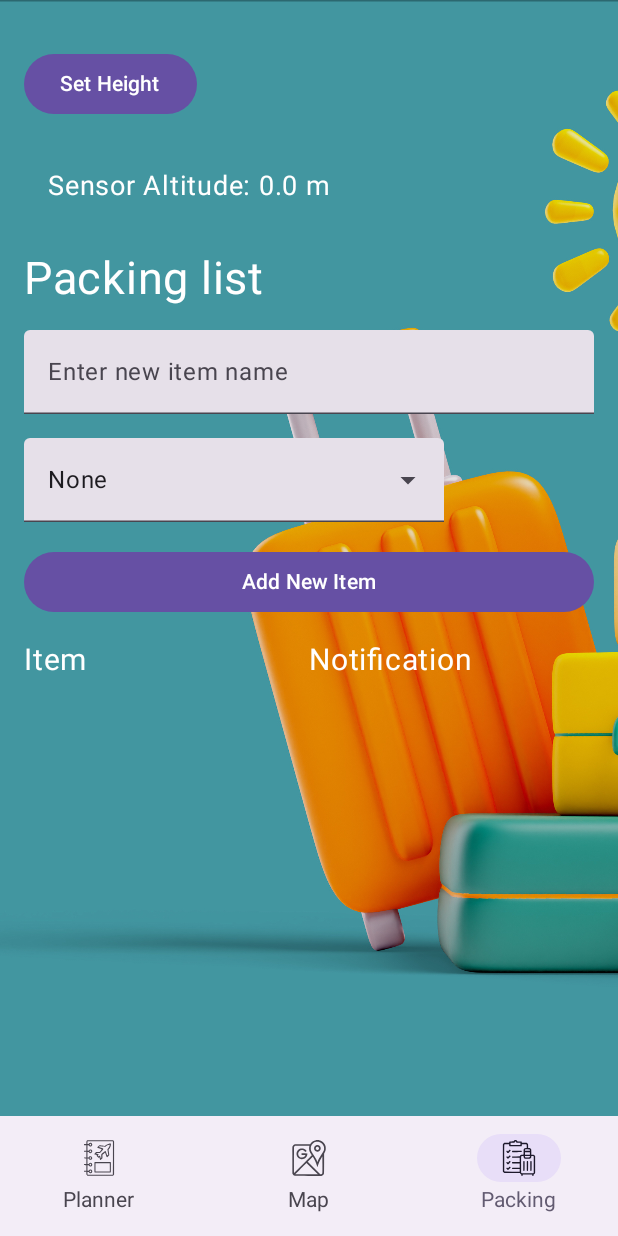
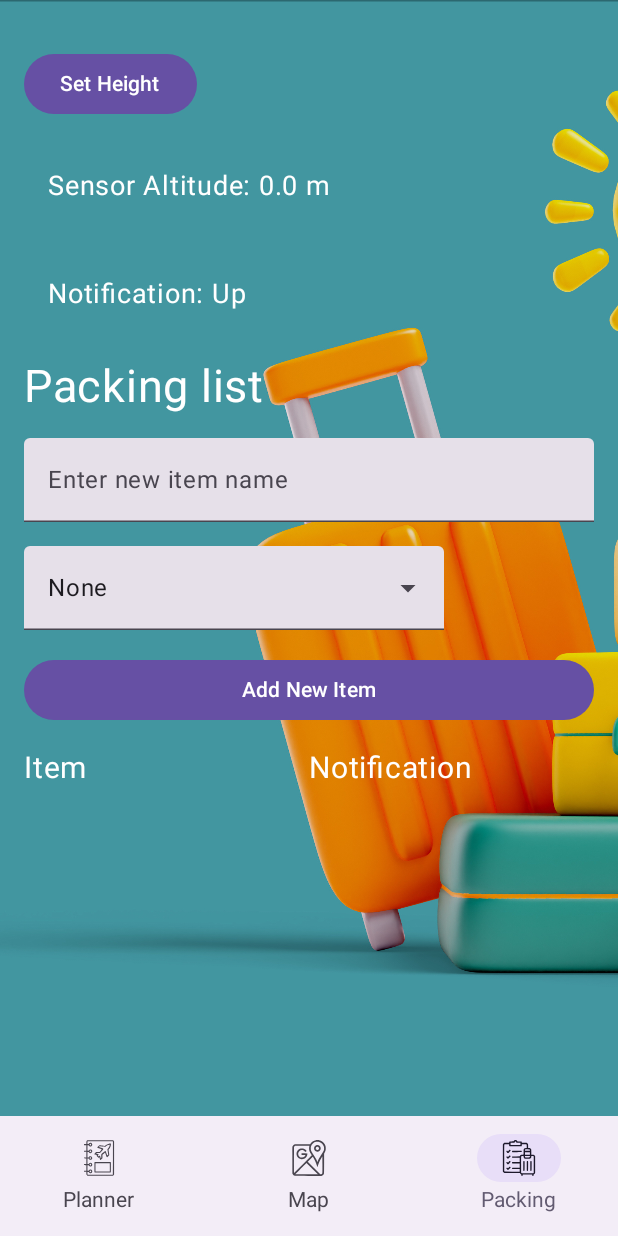
Before and after one commit to mako-lcl/roadtrip-planner-cc2, an Android app built with Jetpack Compose: the PackingScreen screen opened through its navigation route, on a phone screen of 412 x 824 dp. Run offline under Robolectric (Android 15) with nearby library versions, the phone set to English and light mode, and no system bars; our stand-ins replace Dagger/Hilt's generated code, Room's generated code, Timber; libraries missing offline, so code that uses them is left out: com.mutualmobile.composesensors; 2 statements that could not run were skipped.

Commit message:
notification via textfield if 5 meters up or down

```diff
--- a/app/src/main/java/de/kassel/cc22023/roadtrip/ui/packing/PackingScreen.kt
+++ b/app/src/main/java/de/kassel/cc22023/roadtrip/ui/packing/PackingScreen.kt
@@ -90,7 +90,7 @@ fun PackingScreen(viewModel: PackingViewModel = hiltViewModel()) {
     }
     val listState = rememberLazyListState()
     val pressureState = rememberPressureSensorState()
-
+    var notificationMessage by remember { mutableStateOf("") }
     sensoralitude = SensorManager.getAltitude(SensorManager.PRESSURE_STANDARD_ATMOSPHERE, pressureState.pressure)
     var height by remember { mutableStateOf(0.0f) }
 
@@ -123,7 +123,7 @@ fun PackingScreen(viewModel: PackingViewModel = hiltViewModel()) {
             Button(
                 onClick = {
                     // Parse the user input to a Double and update the sensoralitude value
-                    height = sensoralitude
+                    viewModel.setHeight(sensoralitude)
                 },
 
             ) {
@@ -131,6 +131,11 @@ fun PackingScreen(viewModel: PackingViewModel = hiltViewModel()) {
             }
             Text(
                 text = "Sensor Altitude: $height m",
+                fontSize = 18.sp,
+                modifier = Modifier.padding(16.dp)
+            )
+            Text(
+                text = if (notificationMessage.isNotBlank()) "Notification: $notificationMessage" else "",
                 fontSize = 18.sp,
                 modifier = Modifier.padding(16.dp)
             )
@@ -236,7 +241,9 @@ fun PackingScreen(viewModel: PackingViewModel = hiltViewModel()) {
                 listState.scrollToItem(0)
             }
         }
-
+        LaunchedEffect(sensoralitude) {
+            notificationMessage = viewModel.getNotificationMessage(sensoralitude)
+        }
 
     }
 }
--- a/app/src/main/java/de/kassel/cc22023/roadtrip/ui/packing/PackingViewModel.kt
+++ b/app/src/main/java/de/kassel/cc22023/roadtrip/ui/packing/PackingViewModel.kt
@@ -18,6 +18,23 @@ import javax.inject.Inject
 class PackingViewModel @Inject constructor(
     private val roadtripRepository: RoadtripRepository
 ) : ViewModel() {
+
+    private var height = 0.0f// Initialize the reference value to 0
+
+    fun setHeight(value: Float) {
+        height = value
+    }
+
+    fun getNotificationMessage(sensoralitude: Float): String {
+        val difference = sensoralitude - height
+        return when {
+            difference > 5.0 -> "Up" // Notify "up" if you are 5 meters above the set value
+            difference < -5.0 -> "Down" // Notify "down" if you are under the set value
+            else -> "" // Empty message if you are within the 5-meter range
+        }
+    }
+
+
     val data: StateFlow<PackingDataUiState> =
         roadtripRepository
             .packingList
```
